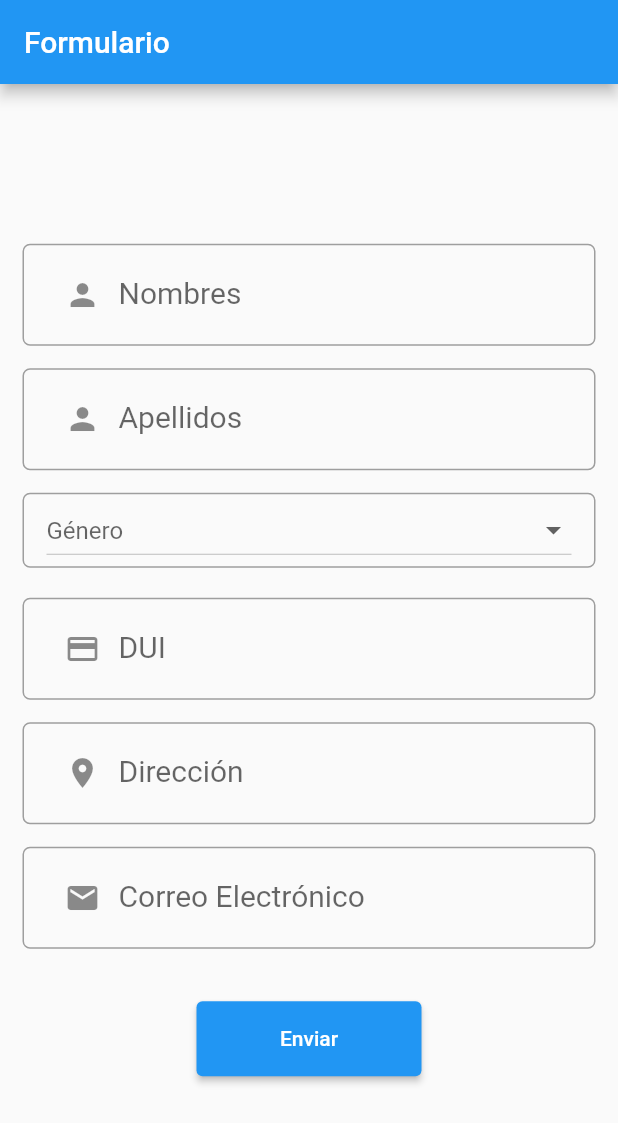
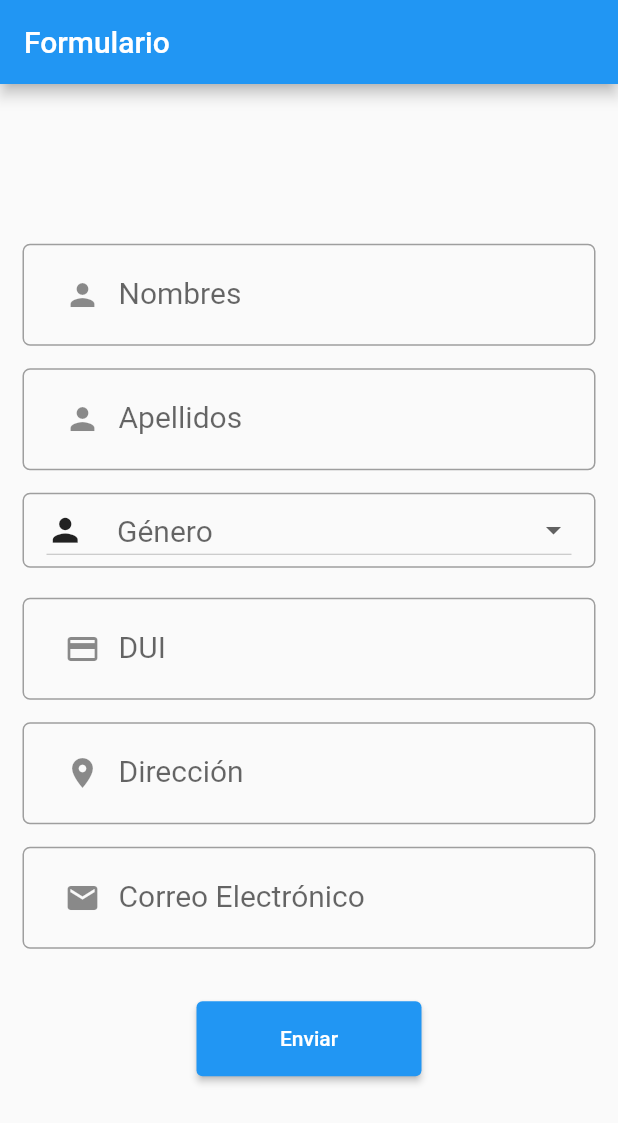
Before and after one commit to SCP-Antonio/parametros, a Flutter app: the screen it shows after launch, on a phone screen of 412 x 824 dp. Shown: the top 1123 px of the screen. Run offline on Flutter 3.47's test engine with Material 2 defaults, Android fonts, the phone set to English and light mode, and no system bars.

Commit message:
nuevos cambios en el formulario

```diff
--- a/lib/main.dart
+++ b/lib/main.dart
@@ -14,10 +14,10 @@ class _FormularioState extends State<Formulario> {
   final _formKey = GlobalKey<FormState>();
   TextEditingController nombreController = TextEditingController();
   TextEditingController apellidoController = TextEditingController();
-  String? generoValue;
   TextEditingController duiController = TextEditingController();
   TextEditingController direccionController = TextEditingController();
   TextEditingController correoController = TextEditingController();
+  String? generoValue;
 
   @override
   Widget build(BuildContext context) {
@@ -34,8 +34,6 @@ class _FormularioState extends State<Formulario> {
                 buildTextField('Nombres', nombreController, 'Por favor, ingresa tus nombres', Icons.person),
                 buildTextField('Apellidos', apellidoController, 'Por favor, ingresa tus apellidos', Icons.person),
 
-
-
                 Container(
                   decoration: BoxDecoration(
                     borderRadius: BorderRadius.circular(5),
@@ -51,7 +49,13 @@ class _FormularioState extends State<Formulario> {
                         generoValue = newValue;
                       });
                     },
-                    hint: Text('Género'),
+                    hint: Row(
+                      children: <Widget>[
+                        Icon(Icons.person, size: 25), // Agregar un icono al campo de selección de género
+                        SizedBox(width: 22),
+                        Text('Género', style: TextStyle(fontSize: 20)),
+                      ],
+                    ),
                     items: <String>['Masculino', 'Femenino', 'Otro']
                         .map((String value) {
                       return DropdownMenuItem<String>(
@@ -64,7 +68,9 @@ class _FormularioState extends State<Formulario> {
                     }).toList(),
                   ),
                 ),
+
                 SizedBox(height: 20),
+
                 buildTextField('DUI', duiController, '', Icons.credit_card),
                 buildTextField('Dirección', direccionController, '', Icons.location_on),
                 buildTextField('Correo Electrónico', correoController, 'Por favor, ingresa tu correo electrónico', Icons.email),
@@ -81,10 +87,10 @@ class _FormularioState extends State<Formulario> {
                             builder: (context) => NuevaVentana(
                               nombres: nombreController.text,
                               apellidos: apellidoController.text,
-                              genero: generoValue ?? 'No especificado',
                               dui: duiController.text,
                               direccion: direccionController.text,
                               correo: correoController.text,
+                              genero: generoValue ?? 'No especificado',
                             ),
                           ),
                         );
@@ -164,6 +170,7 @@ class NuevaVentana extends StatelessWidget {
       body: Container(
         color: Colors.grey[200],
         padding: EdgeInsets.all(20),
+
         child: Column(
           mainAxisAlignment: MainAxisAlignment.center,
           children: <Widget>[
@@ -182,7 +189,7 @@ class NuevaVentana extends StatelessWidget {
   Widget _buildInfoCard(String label, String value, IconData icon) {
     return Card(
       elevation: 4,
-      margin: EdgeInsets.only(bottom: 16),
+      margin: EdgeInsets.only(bottom: 25),
       child: ListTile(
         leading: Icon(
           icon,
```
